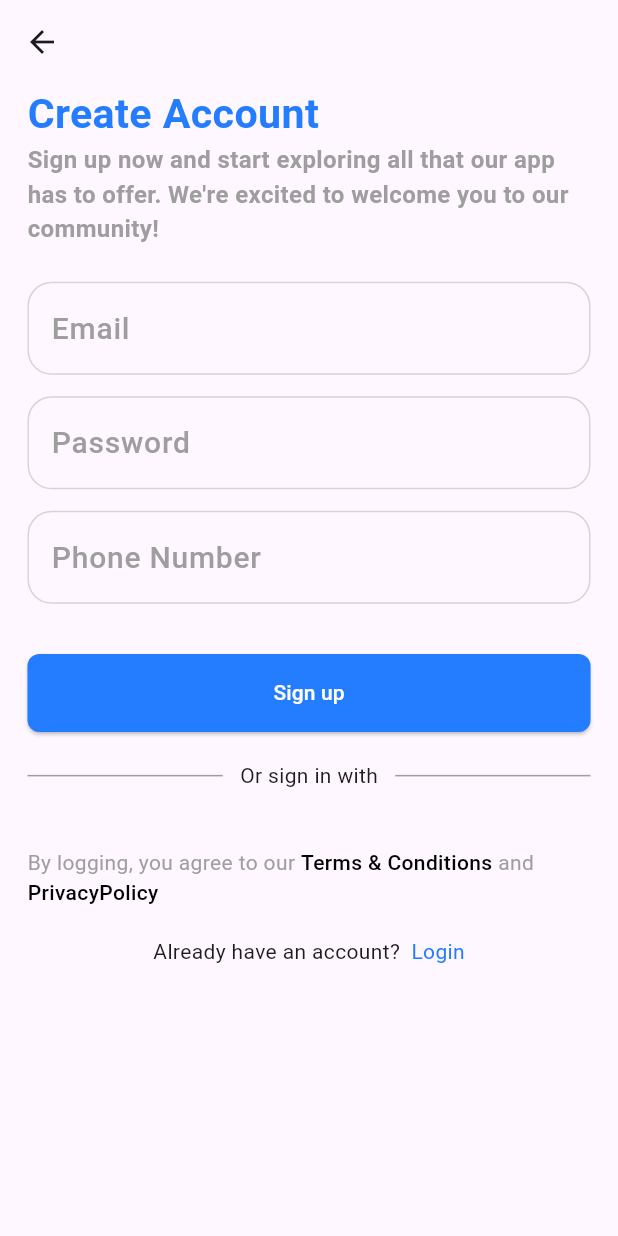
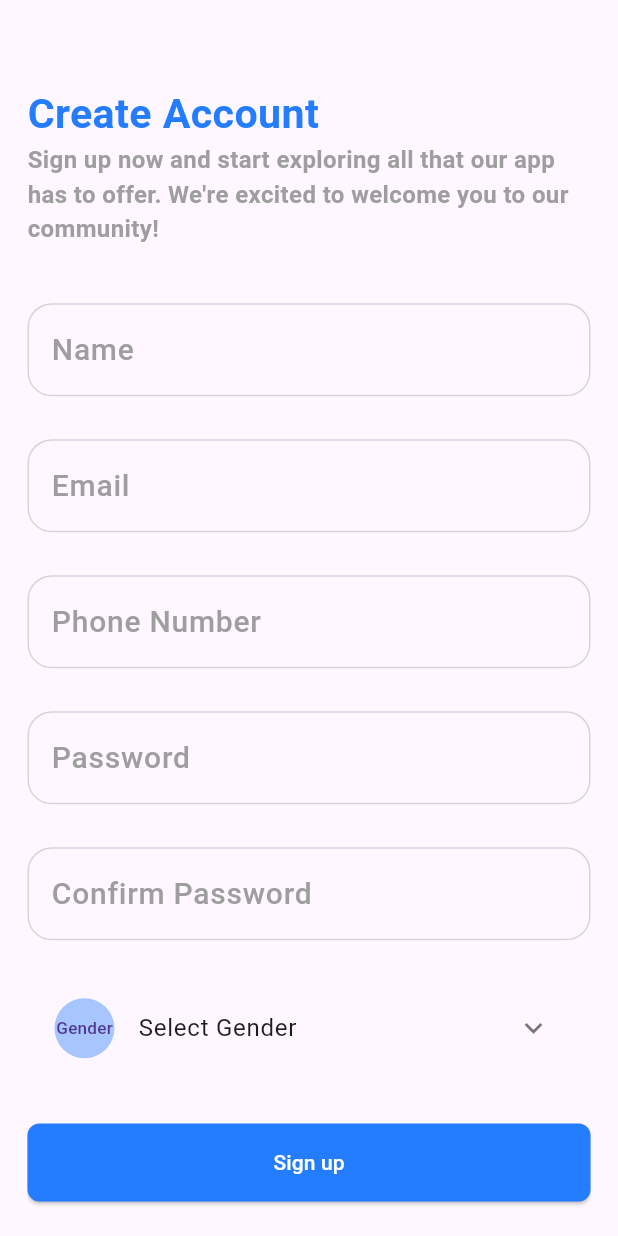
Before and after one commit to ahmedemara231/doctor_appointment, a Flutter app: the SignUp screen opened directly, on a phone screen of 412 x 824 dp. Run offline on Flutter 3.47's test engine with Material 3 defaults, Android fonts, the phone set to English and light mode, and no system bars; drawn by our look-alikes of expansion_tile_card; our stand-ins replace bloc, cached_network_image, connectivity_plus, dio, easy_localization, equatable and 15 more; missing offline and left inert: animated_snack_bar, flutter_expandable_text; accounts and stored records are empty; network calls fail.

```diff
--- a/lib/app.dart
+++ b/lib/app.dart
@@ -2,6 +2,7 @@ import 'package:doctors_appointment/view/home/home.dart';
 import 'package:doctors_appointment/view/login/screen.dart';
 import 'package:doctors_appointment/view/route_observer.dart';
 import 'package:doctors_appointment/view/sign_up/screen.dart';
+import 'package:doctors_appointment/view/sign_up/widgets/select_gender.dart';
 import 'package:doctors_appointment/view_model/auth/auth_cubit.dart';
 import 'package:easy_localization/easy_localization.dart';
 import 'package:flutter/material.dart';
@@ -57,7 +58,7 @@ class _AppState extends State<App> {
           // theme: CacheHelper.getInstance().shared.getBool('appTheme') == false
           //     ? ThemeData.light()
           //     : ThemeData.dark(),
-          home:  Login(),
+          home:  SignUp(),
           builder: EasyLoading.init(),
         ),
       ),
--- a/lib/helpers/data_types/register_inputs.dart
+++ b/lib/helpers/data_types/register_inputs.dart
@@ -1,15 +1,27 @@
 class RegisterInputs {
   final String email;
+  final String name;
   final String password;
+  final String passConfirmation;
   final String phone;
 
-  RegisterInputs({required this.email, required this.password, required this.phone});
+  final String gender;
+  RegisterInputs({required this.email,
+      required this.password,
+      required this.phone,
+      required this.passConfirmation,
+      required this.name,
+    required this.gender
+  });
 
   Map<String, dynamic> toJson() {
     return {
       'email': email,
       'password': password,
-      'phone': phone
+      'phone': phone,
+      'name': name,
+      'gender': gender,
+      'password_confirmation': passConfirmation
     };
   }
 }
--- /dev/null
+++ b/lib/helpers/data_types/register_widget_inputs.dart
@@ -0,0 +1,15 @@
+import 'package:flutter/cupertino.dart';
+
+class RegisterWidgetInputs{
+  final String hintText;
+  final bool obscureText;
+  final TextEditingController cont;
+  final String? Function(String?) validation;
+
+  RegisterWidgetInputs({
+    required this.hintText,
+    required this.obscureText,
+    required this.cont,
+    required this.validation,
+  });
+}
--- a/lib/model/remote/api_service/service/dio_connection.dart
+++ b/lib/model/remote/api_service/service/dio_connection.dart
@@ -88,6 +88,8 @@ class DioConnection implements ApiService
           return Result.success(response);
         }on DioException catch(e)
         {
+          String prettyJson = const JsonEncoder.withIndent('  ').convert(e.response?.data);
+          log(prettyJson);
           return Result.error(handleErrors(e));
         }
     }
--- a/lib/view/sign_up/screen.dart
+++ b/lib/view/sign_up/screen.dart
@@ -1,8 +1,10 @@
 import 'package:doctors_appointment/helpers/app_widgets/login_register_widger.dart';
 import 'package:doctors_appointment/helpers/base_extensions/context/padding.dart';
 import 'package:doctors_appointment/helpers/data_types/register_inputs.dart';
+import 'package:doctors_appointment/helpers/data_types/register_widget_inputs.dart';
 import 'package:doctors_appointment/helpers/helper_methods/validators.dart';
 import 'package:doctors_appointment/view/login/widgets/text_field.dart';
+import 'package:doctors_appointment/view/sign_up/widgets/select_gender.dart';
 import 'package:doctors_appointment/view_model/auth/auth_cubit.dart';
 import 'package:flutter/material.dart';
 import 'package:flutter_bloc/flutter_bloc.dart';
@@ -19,28 +21,70 @@ class SignUp extends StatefulWidget {
 }
 
 class _SignUpState extends State<SignUp> {
+  late TextEditingController nameCont;
   late TextEditingController emailCont;
 
+  late TextEditingController phoneCont;
   late TextEditingController passCont;
 
-  late TextEditingController phoneCont;
+  late TextEditingController confirmPassCont;
+
+  late List<RegisterWidgetInputs> textFieldsProperties;
 
   @override
   void initState() {
+    nameCont = TextEditingController();
     emailCont = TextEditingController();
+    phoneCont = TextEditingController();
     passCont = TextEditingController();
-    phoneCont = TextEditingController();
+    confirmPassCont = TextEditingController();
+
+    textFieldsProperties = [
+      RegisterWidgetInputs(
+          hintText: 'Name',
+          obscureText: false,
+          cont: nameCont,
+          validation: Validators.validateEmpty
+      ),
+      RegisterWidgetInputs(
+          hintText: 'Email',
+          obscureText: false,
+          cont: emailCont,
+          validation: Validators.validateEmail
+      ),
+      RegisterWidgetInputs(
+          hintText: 'Phone Number',
+          obscureText: false,
+          cont: phoneCont,
+          validation: Validators.validatePhone
+      ),
+      RegisterWidgetInputs(
+          hintText: 'Password',
+          obscureText: true,
+          cont: passCont,
+          validation: Validators.validatePassword
+      ),
+      RegisterWidgetInputs(
+          hintText: 'Confirm Password',
+          obscureText: false,
+          cont: confirmPassCont,
+          validation: (p0) =>  Validators.validatePasswordConfirm(p0, passCont.text),
+      ),
+    ];
     super.initState();
   }
 
   @override
   void dispose() {
+    nameCont.dispose();
     emailCont.dispose();
     passCont.dispose();
+    confirmPassCont.dispose();
     phoneCont.dispose();
     super.dispose();
   }
 
+  String gender = 0.toString();
   @override
   Widget build(BuildContext context) {
     return Scaffold(
@@ -68,27 +112,23 @@ class _SignUpState extends State<SignUp> {
               SizedBox(
                 height: 20.h,
               ),
-              AuthTextFields(
-                  hintText: 'Email',
-                  obscureText: false,
-                  cont: emailCont,
-                  validation: Validators.validateEmail
+              Column(
+                children: List.generate(
+                  textFieldsProperties.length,
+                  (index) => Padding(
+                    padding: context.verticalSymmetricPadding(12.h),
+                    child: AuthTextFields(
+                        hintText: textFieldsProperties[index].hintText,
+                        obscureText: textFieldsProperties[index].obscureText,
+                        cont: textFieldsProperties[index].cont,
+                        validation: textFieldsProperties[index].validation
+                    ),
+                  )
+                ),
               ),
-              SizedBox(height: 12.h),
-              AuthTextFields(
-                  hintText: 'Password',
-                  obscureText: true,
-                  cont: passCont,
-                  validation: Validators.validatePassword
+              SelectGender(
+                onSelectGender: (selectedGender) => gender = selectedGender,
               ),
-              SizedBox(height: 12.h),
-              AuthTextFields(
-                  hintText: 'Phone Number',
-                  obscureText: false,
-                  cont: phoneCont,
-                  validation: Validators.validatePhone
-              ),
-              SizedBox(height: 12.h),
               LoginRegisterWidget(
                 title: 'Sign up',
                 secondTitle: 'Already have an account?  ',
@@ -98,7 +138,10 @@ class _SignUpState extends State<SignUp> {
                       RegisterInputs(
                           email: emailCont.text,
                           password: passCont.text,
-                          phone: phoneCont.text
+                          phone: phoneCont.text,
+                          name: nameCont.text,
+                          passConfirmation: confirmPassCont.text,
+                          gender: gender,
                       )
                   );
                 },
--- /dev/null
+++ b/lib/view/sign_up/widgets/select_gender.dart
@@ -0,0 +1,65 @@
+import 'package:doctors_appointment/constants/app_constants.dart';
+import 'package:doctors_appointment/helpers/base_extensions/context/padding.dart';
+import 'package:doctors_appointment/helpers/base_widgets/text.dart';
+import 'package:expansion_tile_card/expansion_tile_card.dart';
+import 'package:flutter/material.dart';
+import 'package:flutter_screenutil/flutter_screenutil.dart';
+
+class SelectGender extends StatefulWidget {
+  const SelectGender({Key? key,
+    required this.onSelectGender,
+  }) : super(key: key);
+  final void Function(String selectedGender) onSelectGender;
+
+  @override
+  State<SelectGender> createState() => _SelectGenderState();
+}
+
+class _SelectGenderState extends State<SelectGender> {
+  String gender = 0.toString();
+
+  @override
+  Widget build(BuildContext context) {
+    return Padding(
+      padding: context.verticalSymmetricPadding(12.h),
+      child: ExpansionTileCard(
+        leading: CircleAvatar(
+            backgroundColor: Constants.appColor.withOpacity(.4),
+            child: MyText(text: 'Gender', fontSize: 10.sp,)),
+        title: MyText(text: 'Select Gender'),
+        children: <Widget>[
+          const Divider(
+            thickness: 1.0,
+            height: 1.0,
+          ),
+          RadioListTile<String>(
+            title: const Text('Male', style: TextStyle(fontSize: 18, fontWeight: FontWeight.bold)),
+            value: 'Male',
+            selected: gender == 0.toString()? true : false,
+            groupValue: 'Text',
+            activeColor: Colors.blue,
+            onChanged: (value) {
+              setState(() {
+                gender = 0.toString();
+                widget.onSelectGender(gender);
+              });
+            },
+          ),
+          RadioListTile<String>(
+            title: const Text('Female', style: TextStyle(fontSize: 18, fontWeight: FontWeight.bold)),
+            value: 'Female',
+            selected: gender == 1.toString()? true : false,
+            groupValue: 'Text',
+            activeColor: Colors.blue,
+            onChanged: (value) {
+              setState(() {
+                gender = 1.toString();
+                widget.onSelectGender(gender);
+              });
+            },
+          ),
+        ],
+      ),
+    );
+  }
+}
--- a/pubspec.yaml
+++ b/pubspec.yaml
@@ -57,6 +57,7 @@ dependencies:
   easy_localization: ^3.0.7
   google_fonts: ^6.0.0
   svg_flutter: ^0.0.1
+  expansion_tile_card: ^3.0.0
 
   #  other
   url_launcher: ^6.2.6
```
Also changed, not shown: pubspec.lock.
